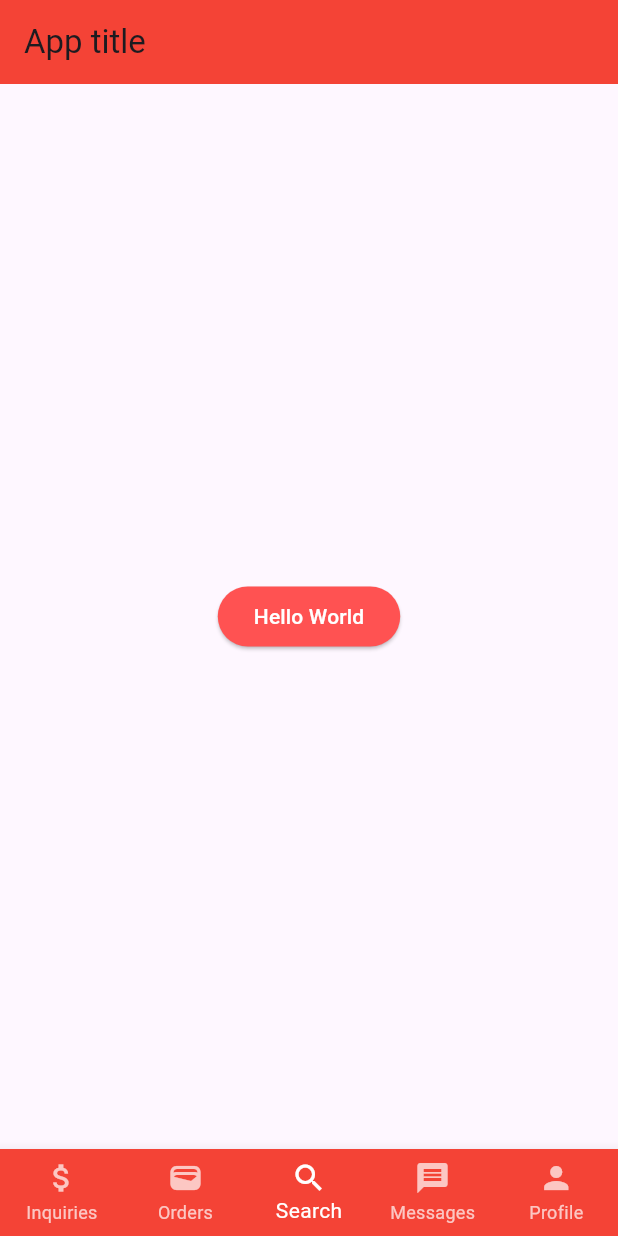
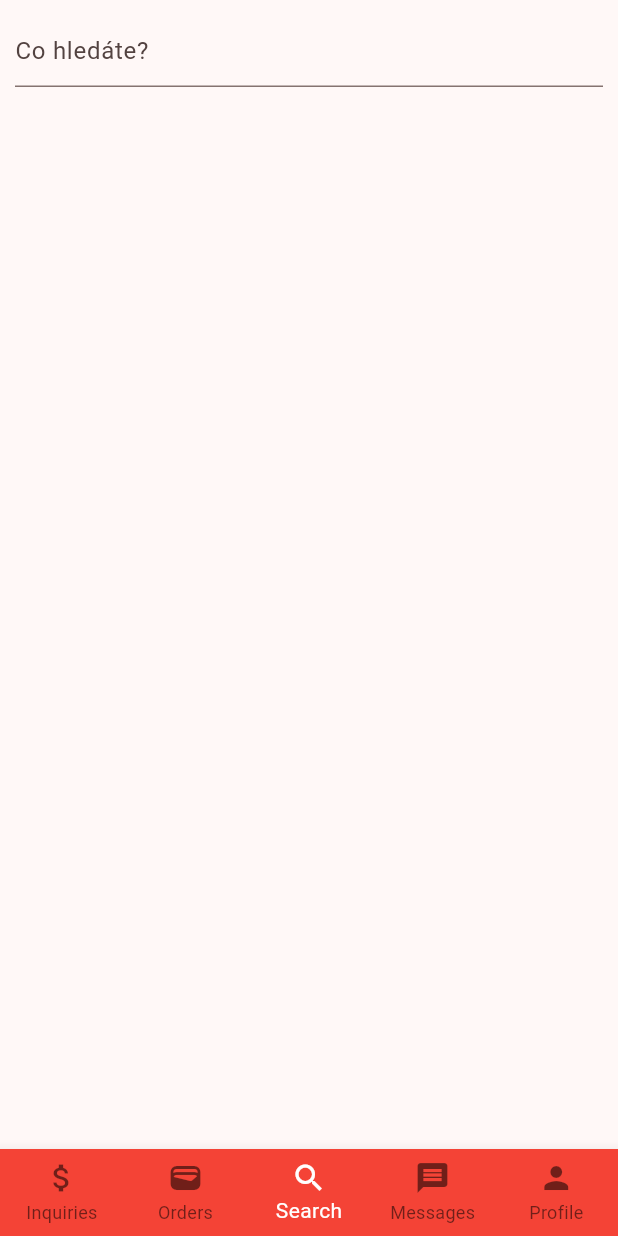
Before and after one commit to Jara92/PujcovadloMobilePublic, a Flutter app: the screen it shows after launch, on a phone screen of 412 x 824 dp. Run offline on Flutter 3.47's test engine with Material 3 defaults, Android fonts, the phone set to English and light mode, and no system bars; our stand-ins replace bloc, flutter_bloc, get_it; generated files the repository leaves out were written again.

Commit message:
add base application
add localization
add bottom menu
add base items list

```diff
--- /dev/null
+++ b/l10n.yaml
@@ -0,0 +1,3 @@
+arb-dir: lib/l10n
+template-arb-file: app_cs.arb
+output-localization-file: app_localizations.dart
--- /dev/null
+++ b/lib/common/bloc/application_bloc.dart
@@ -0,0 +1,15 @@
+import 'dart:async';
+
+import 'package:bloc/bloc.dart';
+import 'package:meta/meta.dart';
+
+part 'application_event.dart';
+part 'application_state.dart';
+
+class ApplicationBloc extends Bloc<ApplicationEvent, ApplicationState> {
+  ApplicationBloc() : super(const ApplicationStateInitial()) {
+    on<TabChangedApplicationEvent>((event, emit) {
+      emit(ApplicationStateInitial(index: event.index));
+    });
+  }
+}
--- /dev/null
+++ b/lib/common/bloc/application_event.dart
@@ -0,0 +1,12 @@
+part of 'application_bloc.dart';
+
+@immutable
+abstract class ApplicationEvent {
+  const ApplicationEvent();
+}
+
+class TabChangedApplicationEvent extends ApplicationEvent {
+  final int index;
+
+  const TabChangedApplicationEvent(this.index);
+}
--- /dev/null
+++ b/lib/common/bloc/application_state.dart
@@ -0,0 +1,14 @@
+part of 'application_bloc.dart';
+
+@immutable
+abstract class ApplicationState {
+  final int index;
+
+  const ApplicationState({
+    this.index = 0,
+  });
+}
+
+class ApplicationStateInitial extends ApplicationState {
+  const ApplicationStateInitial({super.index = 2});
+}
--- /dev/null
+++ b/lib/common/widgets/main_bottom_navigation_bar.dart
@@ -0,0 +1,47 @@
+import 'package:flutter/material.dart';
+import 'package:flutter_bloc/flutter_bloc.dart';
+import 'package:pujcovadlo_client/common/extensions/buildcontext/loc.dart';
+
+import '../bloc/application_bloc.dart';
+
+class MainBottomNavigationBar extends StatelessWidget {
+  const MainBottomNavigationBar({super.key});
+
+  @override
+  Widget build(BuildContext context) {
+    return BlocBuilder<ApplicationBloc, ApplicationState>(
+      builder: (context, state){
+        return BottomNavigationBar(
+          type: BottomNavigationBarType.fixed,
+          currentIndex: state.index,
+          onTap: (index) {
+            BlocProvider.of<ApplicationBloc>(context)
+                .add(TabChangedApplicationEvent(index));
+          },
+          items: [
+            BottomNavigationBarItem(
+              icon: const Icon(Icons.attach_money_outlined),
+              label: context.loc.menu_inquiries,
+            ),
+            BottomNavigationBarItem(
+              icon: const Icon(Icons.wallet),
+              label: context.loc.menu_orders,
+            ),
+            BottomNavigationBarItem(
+              icon: const Icon(Icons.search),
+              label: context.loc.menu_searching,
+            ),
+            BottomNavigationBarItem(
+              icon: const Icon(Icons.message),
+              label: context.loc.menu_messages,
+            ),
+            BottomNavigationBarItem(
+              icon: const Icon(Icons.person),
+              label: context.loc.menu_profile,
+            ),
+          ],
+        );
+      },
+    );
+  }
+}
--- /dev/null
+++ b/lib/constants/routes.dart
@@ -0,0 +1,3 @@
+const loginRoute = '/login/';
+const itemsListRoute = '/items-list/';
+const homeRoute = '/';
--- /dev/null
+++ b/lib/item/requests/item_request.dart
@@ -0,0 +1,3 @@
+class ItemRequest{
+
+}
--- /dev/null
+++ b/lib/item/responses/item_detail_response.dart
@@ -0,0 +1,12 @@
+import 'package:pujcovadlo_client/item/responses/item_response.dart';
+
+class ItemDetailResponse extends ItemResponse {
+  ItemDetailResponse(
+      {required super.id,
+      required super.name,
+      required super.alias,
+      required super.status,
+      required super.pricePerDay,
+      required super.refundableDeposit,
+      required super.sellingPrice});
+}
--- /dev/null
+++ b/lib/item/responses/item_response.dart
@@ -0,0 +1,52 @@
+import 'package:flutter/foundation.dart';
+import '../enums/item_status.dart';
+
+class ItemResponse {
+  int id;
+
+  String name;
+
+  String alias;
+
+  ItemStatus status;
+
+  double pricePerDay;
+
+  double? refundableDeposit;
+
+  double? sellingPrice;
+
+  //late UserResponse owner;
+
+  //late ImageResponse? mainImage;
+
+  //IList<ImageResponse> images = new List<ImageResponse>();
+
+  //IList<LinkResponse> links = new List<LinkResponse>();
+
+  ItemResponse({
+    required this.id,
+    required this.name,
+    required this.alias,
+    required this.status,
+    required this.pricePerDay,
+    this.refundableDeposit,
+    this.sellingPrice,
+    //required this.owner,
+    //this.mainImage,
+    //this.images,
+    //this.links
+  });
+
+  factory ItemResponse.fromJson(Map<String, Object> json) {
+    return ItemResponse(
+      id: json['id'] as int,
+      name: json['name'] as String,
+      alias: json['alias'] as String,
+      status: ItemStatusExtension.fromValue(json['status'] as int),
+      pricePerDay: json['pricePerDay'] as double,
+      refundableDeposit: json['refundableDeposit'] as double?,
+      sellingPrice: json['sellingPrice'] as double?,
+    );
+  }
+}
--- /dev/null
+++ b/lib/item/views/item_list_view.dart
@@ -0,0 +1,39 @@
+import 'package:flutter/material.dart';
+import 'package:flutter/services.dart';
+import 'package:flutter_bloc/flutter_bloc.dart';
+import 'package:pujcovadlo_client/common/bloc/application_bloc.dart';
+import 'package:pujcovadlo_client/common/extensions/buildcontext/loc.dart';
+import 'package:pujcovadlo_client/common/widgets/main_bottom_navigation_bar.dart';
+import 'package:pujcovadlo_client/item/services/item_service.dart';
+import 'package:get_it/get_it.dart';
+
+class ItemListView extends StatelessWidget {
+  final ItemService itemService = GetIt.instance.get<ItemService>();
+
+  ItemListView({super.key});
+
+  @override
+  Widget build(BuildContext context) {
+    context.read<ApplicationBloc>().add(const TabChangedApplicationEvent(2));
+    return Scaffold(
+      body: Padding(
+        padding: const EdgeInsets.all(10.0),
+        child: SafeArea(
+          child: Column(
+            children: [
+              TextField(
+
+                decoration: InputDecoration(
+                  //border: OutlineInputBorder(),
+
+                  hintText: context.loc.what_are_you_looking_for,
+                ),
+              ),
+            ],
+          ),
+        ),
+      ),
+      bottomNavigationBar: const MainBottomNavigationBar(),
+    );
+  }
+}
--- a/lib/main.dart
+++ b/lib/main.dart
@@ -1,90 +1,100 @@
 import 'package:flutter/material.dart';
+import 'package:flutter_bloc/flutter_bloc.dart';
+import 'package:pujcovadlo_client/common/bloc/application_bloc.dart';
+import 'package:pujcovadlo_client/constants/routes.dart';
+import 'package:pujcovadlo_client/item/services/item_service.dart';
+import 'package:pujcovadlo_client/item/views/item_list_view.dart';
+import 'authentication/views/login_view.dart';
+import 'dart:developer' as devtools show log;
+import 'package:get_it/get_it.dart';
+import 'package:flutter_gen/gen_l10n/app_localizations.dart';
+import 'package:pujcovadlo_client/common/extensions/buildcontext/loc.dart';
+
+import 'common/widgets/main_bottom_navigation_bar.dart';
 
 void main() {
-  runApp(MyApp());
+  registerDependencies();
+
+  runApp(MaterialApp(
+    supportedLocales: AppLocalizations.supportedLocales,
+    localizationsDelegates: AppLocalizations.localizationsDelegates,
+    title: "Půjčovadlo",
+    theme: ThemeData(
+      appBarTheme: const AppBarTheme(
+        backgroundColor: Colors.red,
+        titleTextStyle: TextStyle(
+          color: Colors.white,
+          fontSize: 24,
+        ),
+      ),
+      bottomNavigationBarTheme: const BottomNavigationBarThemeData(
+        backgroundColor: Colors.red,
+        selectedItemColor: Colors.white,
+        unselectedItemColor: Colors.black54,
+      ),
+      useMaterial3: true,
+      colorScheme: ColorScheme.fromSeed(
+        seedColor: Colors.red,
+      ),
+      // Define the default `TextTheme`. Use this to specify the default
+      // text styling for headlines, titles, bodies of text, and more.
+      textTheme: const TextTheme(
+        displayLarge: TextStyle(
+          fontSize: 24,
+          fontWeight: FontWeight.normal,
+        ),
+      ),
+    ),
+    home: BlocProvider<ApplicationBloc>(
+      create: (context) => ApplicationBloc(),
+      child: const HomePage(),
+    ),
+   /* home: BlocConsumer<ApplicationEvent, ApplicationState>(
+      listener: (context, state) {},
+      builder: (context, state) {
+        if(state is SearchApplicationEvent){
+          return const LoginView();
+        }
+      },
+    )*/
+    routes: {
+      loginRoute: (context) => const LoginView(),
+      itemsListRoute: (context) => ItemListView(),
+    },
+  ));
 }
 
-class MyApp extends StatefulWidget {
-  MyApp({super.key});
+void registerDependencies(){
+  GetIt locator = GetIt.instance;
+  locator.registerSingleton<ItemService>(ItemService());
+}
+
+class HomePage extends StatelessWidget {
+  const HomePage({Key? key}) : super(key: key);
 
   @override
-  State<MyApp> createState() => _MyAppState();
-}
-
-class _MyAppState extends State<MyApp> {
-  @override
   Widget build(BuildContext context) {
-    return MaterialApp(home: MyAppExt());
+    context.read<ApplicationBloc>();
+    return BlocConsumer<ApplicationBloc, ApplicationState>(
+      listener: (context, state) {},
+      builder: (context, state) {
+        return Scaffold(
+          body: bottomNavScreen.elementAt(state.index),
+        );
+      },
+    );
   }
 }
 
-class MyAppExt extends StatefulWidget {
-  const MyAppExt({super.key});
-
-  @override
-  State<MyAppExt> createState() => _MyAppExtState();
-}
-
-class _MyAppExtState extends State<MyAppExt> {
-  String buttonName = 'Hello World';
-  int selectedIndex = 2;
-  bool isClicked = false;
-
-  @override
-  Widget build(BuildContext context) {
-    return Scaffold(
-        appBar: AppBar(
-          title: const Text('App title'),
-          backgroundColor: Colors.red,
-
-        ),
-        body: Center(
-            child: ElevatedButton(
-              style: ElevatedButton.styleFrom(
-                backgroundColor: Colors.redAccent,
-                foregroundColor: Colors.white,
-              ),
-              onPressed: () {
-                setState(() {
-                  buttonName = 'You clicked me!';
-                });
-              },
-              child: Text(buttonName),
-            )),
-        bottomNavigationBar: BottomNavigationBar(
-          type: BottomNavigationBarType.fixed,
-          currentIndex: selectedIndex,
-          backgroundColor: Colors.red,
-          selectedItemColor: Colors.white,
-          unselectedItemColor: Colors.white.withOpacity(.70),
-          onTap: (int index) {
-            setState(() {
-              selectedIndex = index;
-            });
-          },
-          items: const [
-            BottomNavigationBarItem(
-              icon: Icon(Icons.attach_money_outlined),
-              label: 'Inquiries',
-            ),
-            BottomNavigationBarItem(
-              icon: Icon(Icons.wallet),
-              label: 'Orders',
-            ),
-            BottomNavigationBarItem(
-              icon: Icon(Icons.search),
-              label: 'Search',
-            ),
-            BottomNavigationBarItem(
-              icon: Icon(Icons.message),
-              label: 'Messages',
-            ),
-            BottomNavigationBarItem(
-              icon: Icon(Icons.person),
-              label: 'Profile',
-            ),
-          ],
-        )
-    );
-  }
-}
+List<Widget> bottomNavScreen = <Widget>[
+  Text('Inquiries'),
+  Scaffold(
+    body: Center(
+      child: Text('Orders'),
+    ),
+    bottomNavigationBar: MainBottomNavigationBar(),
+  ),
+  ItemListView(),
+  Text('Messages'),
+  Text('Profile'),
+];
```
Also changed, not shown: lib/common/extensions/buildcontext/loc.dart (added, +7 -0 lines), lib/item/enums/item_status.dart (added, +31 -0 lines), lib/item/services/item_service.dart (added, +63 -0 lines), lib/item/widgets/item_list_page.dart (added, +15 -0 lines), lib/l10n/app_cs.arb (added, +10 -0 lines), lib/l10n/app_en.arb (added, +8 -0 lines), pubspec.yaml (+8 -0 lines), pubspec.lock, 1 other file.
